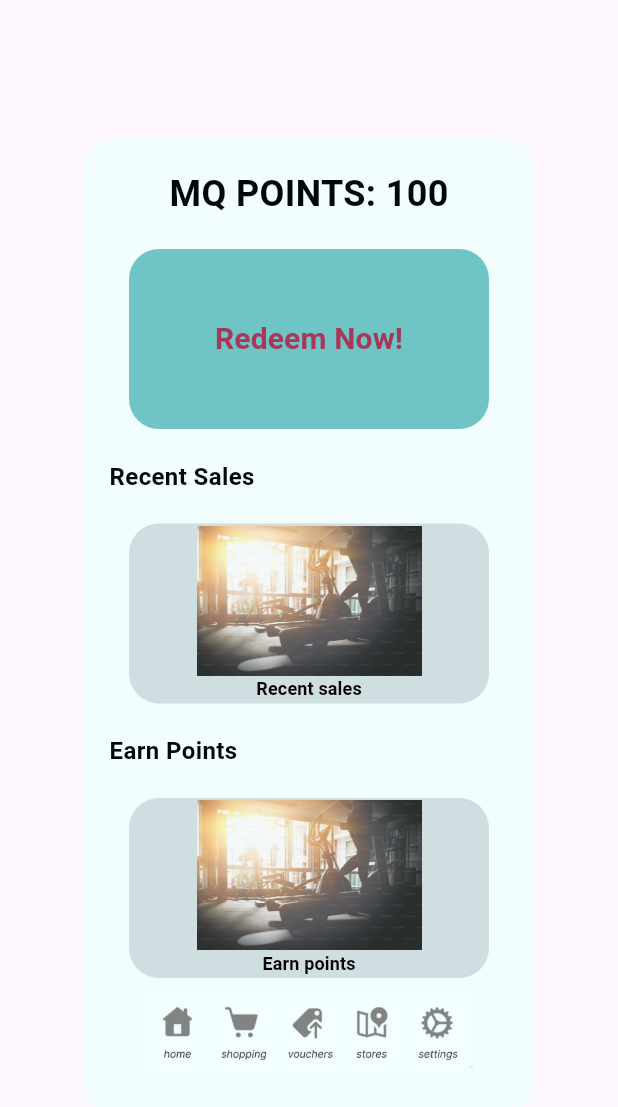
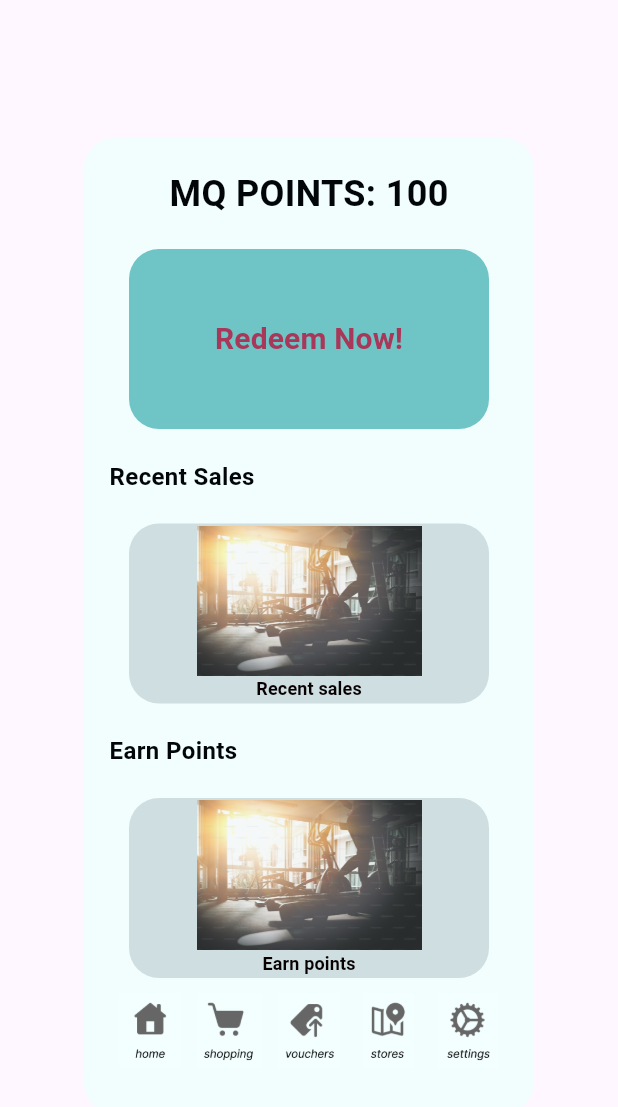
Before and after one commit to tinger529/MQ_points, a Flutter app: the HomeScreen widget shown alone on an empty page, opened directly, on a phone screen of 412 x 824 dp. Shown: the top 1107 px of the screen. Run offline on Flutter 3.47's test engine with Material 3 defaults, Android fonts, the phone set to English and light mode, and no system bars; Roboto replaces fonts that are missing (Italic).

```diff
--- a/lib/models/patterns.dart
+++ b/lib/models/patterns.dart
@@ -182,10 +182,10 @@ Container buildContainerE(state, String page, String txt, {Color colour = const
       ));
   }
 
-// tool button
-Container tool(state, String page) {
+// tool
+Container tool(state, String page, String pth) {
     return Container(
-      width: 500.0,
+      width: 50.0,
       height: 50.0,
       decoration: const BoxDecoration(
         color: Color(0xFFF2FEFE),
@@ -194,22 +194,40 @@ Container tool(state, String page) {
           onPressed: () => {state.redirect(page)},
           style: OutlinedButton.styleFrom(
             shape: RoundedRectangleBorder(
-              borderRadius: BorderRadius.circular(20.0),
+              borderRadius: BorderRadius.circular(1.0),
             ),
             side: const BorderSide(
               color: Colors.transparent,
             ),
+            padding: EdgeInsets.zero,
           ),
           child: Column(
-            mainAxisSize: MainAxisSize.min,
+            //mainAxisSize: MainAxisSize.min,
             children: [
               Image.asset(
-                'assets/image/toolbar.png',
-                width: 500,
+                pth,
+                width: 50,
                 height: 50,
-                opacity: const AlwaysStoppedAnimation(.8),
               ),
       ],
     ),
       ));
   }
+
+// tool bar container
+Row toolbar(state) {
+    return Row(
+      mainAxisAlignment: MainAxisAlignment.center,
+      children: [
+        tool(state, "home", 'assets/image/home.png'),
+        const SizedBox(width: 3),
+        tool(state, "redemption", "assets/image/shopping.png"),
+        const SizedBox(width: 3),
+        tool(state, "item", "assets/image/vouchers.png"),
+        const SizedBox(width: 3),
+        tool(state, "stores", "assets/image/stores.png"),
+        const SizedBox(width: 3),
+        tool(state, "setting", "assets/image/settings.png"),
+      ],
+    );
+  }
--- a/lib/screens/home_screen.dart
+++ b/lib/screens/home_screen.dart
@@ -76,7 +76,7 @@ class HomeScreen extends StatelessWidget {
                       const SizedBox(height: 20),
                       buildContainerB(state, "event", 'Earn points', colour: const Color(0xFFCFDEE0), fontColor: const Color.fromARGB(255, 7, 1, 2)),
                       const SizedBox(height: 10),
-                      tool(state, "event"),
+                      toolbar(state),
                   ],
                 ),
               ),
--- a/pubspec.yaml
+++ b/pubspec.yaml
@@ -67,6 +67,11 @@ flutter:
     - assets/image/gym.jpeg
     - assets/image/coffee.png
     - assets/image/coffee2.png
+    - assets/image/home.png
+    - assets/image/settings.png
+    - assets/image/shopping.png
+    - assets/image/stores.png
+    - assets/image/vouchers.png
 
   # An image asset can refer to one or more resolution-specific "variants", see
   # https://flutter.dev/assets-and-images/#resolution-aware
```
Also changed, not shown: assets/image/home.png (added), assets/image/settings.png (added), assets/image/shopping.png (added), assets/image/stores.png (added), assets/image/vouchers.png (added), 1 other file.
